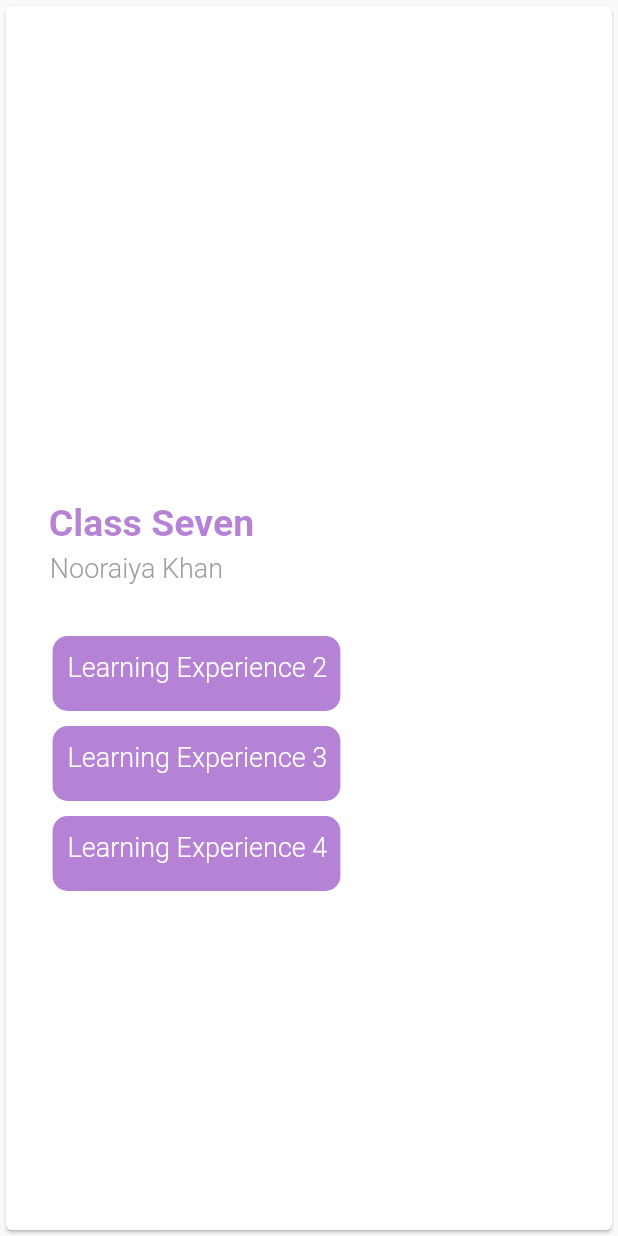
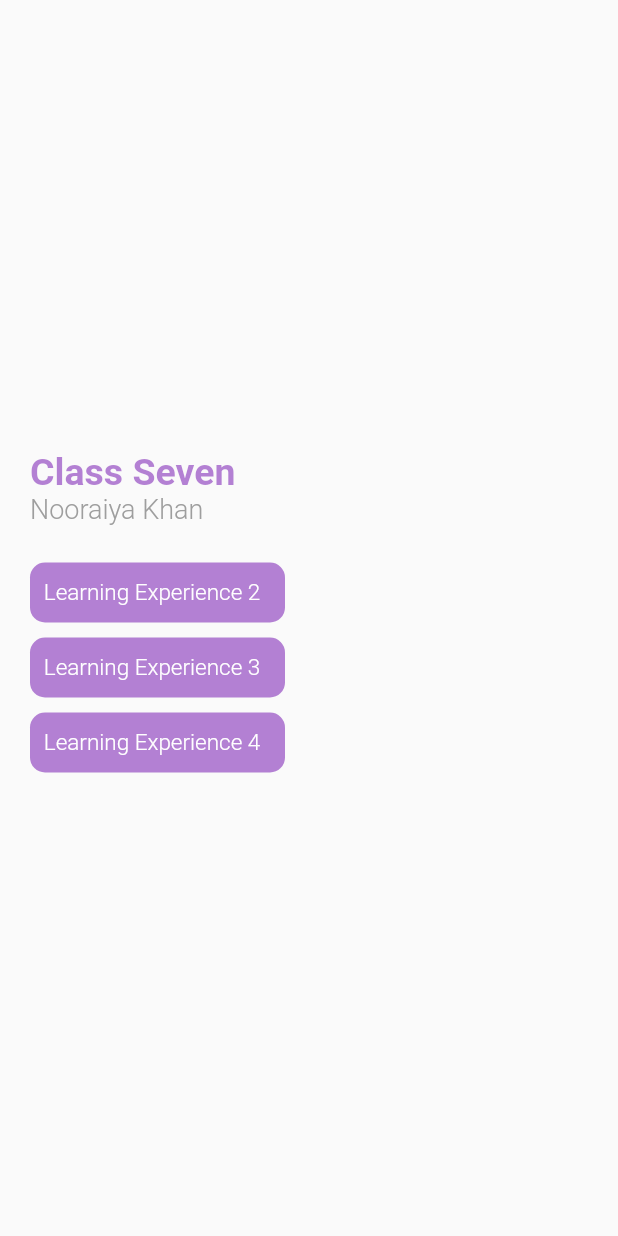
Before and after one commit to nooraiya-Khan/funclass, a Flutter app: the screen it shows after launch, on a phone screen of 412 x 824 dp. Run offline on Flutter 3.47's test engine with Material 2 defaults, Android fonts, the phone set to English and light mode, and no system bars; our stand-ins replace camera, share_plus, youtube_player_flutter; missing offline and left inert: dart:ffi.

Commit message:
my changes

```diff
--- a/lib/homepage.dart
+++ b/lib/homepage.dart
@@ -18,7 +18,9 @@ class _HomepageState extends State<Homepage> {
 
   Widget build(BuildContext context) {
     return Scaffold(
-        body: TweenAnimationBuilder(
+        body: SingleChildScrollView(
+          physics: BouncingScrollPhysics(),
+          child: TweenAnimationBuilder(
                tween: _scaleTween,
               duration: Duration(milliseconds: 600),
               builder: (context, scale, child) {
@@ -26,20 +28,20 @@ class _HomepageState extends State<Homepage> {
             scale: scale,
             child: child,);},
             child: Container(
-            child: Card(
-              elevation: 1,
               child: Column(
+              //  mainAxisAlignment: MainAxisAlignment.start,
                 children: [
                   SizedBox(
                     height: 300,
                   ),
                   Container(
-                    child: Center(
+                    margin: EdgeInsets.only(left: 20,),
                     child: Column(
+                      crossAxisAlignment: CrossAxisAlignment.start,
                       children: [
                         Container(
-                            padding: EdgeInsets.only(
-                                left: 10, right: 220, top: 30, bottom: 5),
+                        //  padding: EdgeInsets.only(
+                             // left: 10, right: 220, top: 30, bottom: 5),
                           child: Text(
                             "Class Seven",
                             textAlign: TextAlign.left,
@@ -50,7 +52,7 @@ class _HomepageState extends State<Homepage> {
                           ),
                         ),
                         Container(
-                            padding: EdgeInsets.only(right: 230),
+                          //padding: EdgeInsets.only(right: 210),
                           child: Text(
                             "Nooraiya Khan",
                             textAlign: TextAlign.left,
@@ -69,23 +71,31 @@ class _HomepageState extends State<Homepage> {
                                 MaterialPageRoute(builder: (context) => Lrntwo()));
                           },
                           child: Container(
-                              padding: EdgeInsets.only(top: 10, left: 10),
-                              height: 50,
-                              margin: const EdgeInsets.only(
-                                  top: 10, left: 10, right: 160),
+                            //padding: EdgeInsets.only(top: 10, left: 10,right: 10,
+                            //bottom: 10),
+                            height: 40,
+                            width: 170,
+                           //
+                           //
+                            //width: 400,
+                          //  margin: const EdgeInsets.only(
+                                //top: 10, left: 10, right: 160,bottom: 10),
                             decoration: const BoxDecoration(
                               color: Color.fromARGB(152, 131, 46, 184),
                               borderRadius: BorderRadius.all(Radius.circular(10)),
                             ),
+                            child: Center(
                               child: Text(
                                 "Learning Experience 2  ",
                                 style: TextStyle(
                                     color: Colors.white,
-                                    fontSize: 18,
+                                    fontSize: 15,
                                     fontWeight: FontWeight.w300),
                               ),
                             ),
                           ),
+                        ),
+                        SizedBox(height: 10,),
                         GestureDetector(
                           onTap: () {
                             Navigator.push(
@@ -94,23 +104,27 @@ class _HomepageState extends State<Homepage> {
                                     builder: (context) => Lrnthree()));
                           },
                           child: Container(
-                              padding: EdgeInsets.only(top: 10, left: 10),
-                              height: 50,
-                              margin: const EdgeInsets.only(
-                                  top: 10, left: 10, right: 160, bottom: 0),
+                           // padding: EdgeInsets.only(top: 10, left: 10,bottom: 10,right: 10,),
+                             height: 40,
+                            width: 170,
+                           // margin: const EdgeInsets.only(
+                                //top: 10, left: 10, right: 160, bottom: 0),
                             decoration: const BoxDecoration(
                               color: Color.fromARGB(152, 131, 46, 184),
                               borderRadius: BorderRadius.all(Radius.circular(10)),
                             ),
+                            child: Center(
                               child: Text(
                                 "Learning Experience 3  ",
                                 style: TextStyle(
                                     color: Colors.white,
-                                    fontSize: 18,
+                                    fontSize: 15,
                                     fontWeight: FontWeight.w300),
                               ),
                             ),
                           ),
+                        ),
+                        SizedBox(height: 10,),
                          GestureDetector(
                           onTap: () {
                             Navigator.push(
@@ -119,25 +133,27 @@ class _HomepageState extends State<Homepage> {
                                     builder: (context) => lrn4()));
                           },
                           child: Container(
-                              padding: EdgeInsets.only(top: 10, left: 10),
-                              height: 50,
-                              margin: const EdgeInsets.only(
-                                  top: 10, left: 10, right: 160, bottom: 20),
+                           // padding: EdgeInsets.only(top: 10, left: 10,bottom: 10,right: 10),
+                            height: 40,
+                            width: 170,
+                          //  margin: const EdgeInsets.only(
+                                //top: 10, left: 10, right: 160, bottom: 20),
                             decoration: const BoxDecoration(
                               color: Color.fromARGB(152, 131, 46, 184),
                               borderRadius: BorderRadius.all(Radius.circular(10)),
                             ),
+                            child: Center(
                               child: Text(
                                 "Learning Experience 4  ",
                                 style: TextStyle(
                                     color: Colors.white,
-                                    fontSize: 18,
+                                    fontSize: 15,
                                     fontWeight: FontWeight.w300),
+                              ),
                             ),
                           ),
                         )
                       ],
-                      ),
                     ),
                   ),
                 ],
--- a/pubspec.yaml
+++ b/pubspec.yaml
@@ -16,7 +16,7 @@ publish_to: 'none' # Remove this line if you wish to publish to pub.dev
 # https://developer.apple.com/library/archive/documentation/General/Reference/InfoPlistKeyReference/Articles/CoreFoundationKeys.html
 # In Windows, build-name is used as the major, minor, and patch parts
 # of the product and file versions while build-number is used as the build suffix.
-version: 1.0.0+1
+version: 1.0.0+2
 
 environment:
   sdk: '>=2.19.3 <3.0.0'
@@ -42,6 +42,7 @@ dependencies:
   share_plus: ^6.3.1
   camera: ^0.10.3+2
   url_launcher: ^6.1.10
+  flutter_launcher_icons: ^0.12.0
 
 
 dev_dependencies:
@@ -54,6 +55,8 @@ dev_dependencies:
   # package. See that file for information about deactivating specific lint
   # rules and activating additional ones.
   flutter_lints: ^2.0.0
+
+
 
 # For information on the generic Dart part of this file, see the
 # following page: https://dart.dev/tools/pub/pubspec
```
Also changed, not shown: assets/araflogo.jpg (added), pubspec.lock, 6 other files. Lines whose indentation alone changed are shown as unchanged.
